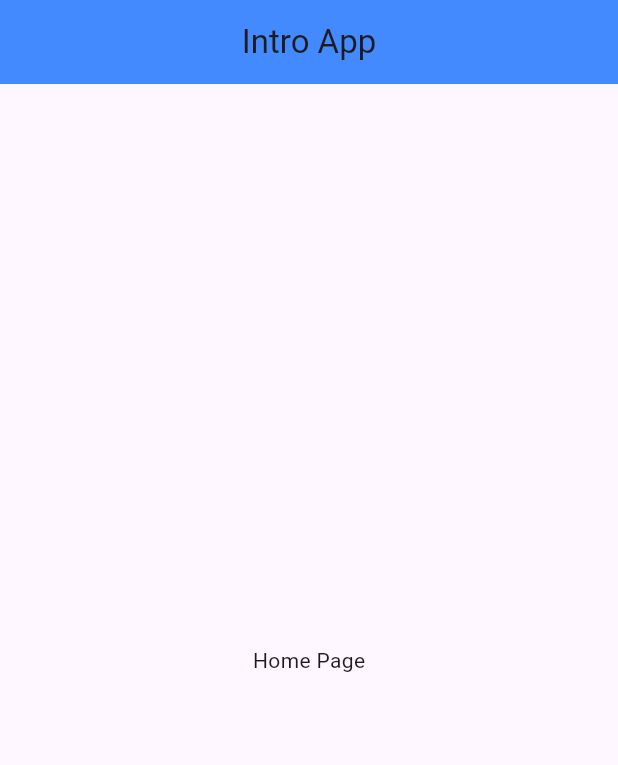
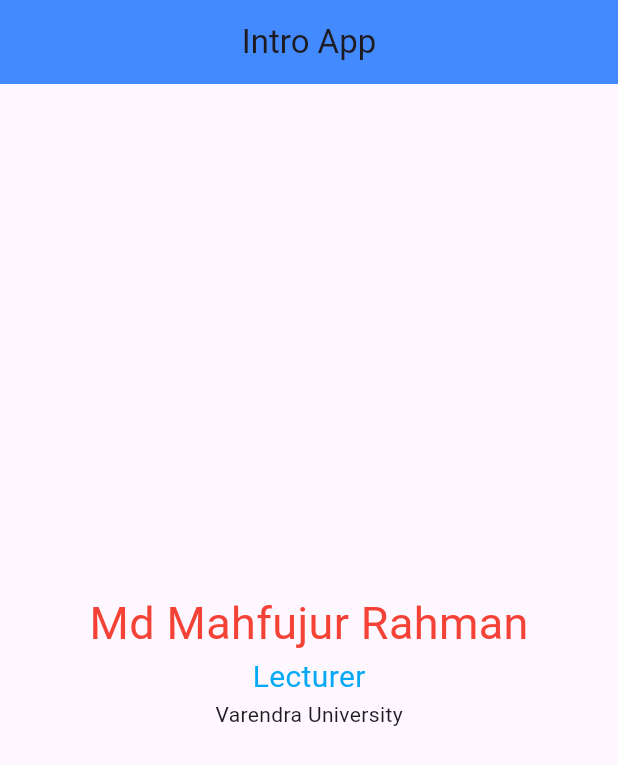
Before and after one commit to Jackfrst/flutter_intro, a Flutter app: the screen it shows after launch, on a phone screen of 412 x 824 dp. Shown: the top 765 px of the screen. Run offline on Flutter 3.47's test engine with Material 2 defaults, Android fonts, the phone set to English and light mode, and no system bars.

Commit message:
small work

```diff
--- a/lib/main.dart
+++ b/lib/main.dart
@@ -13,7 +13,7 @@ class MyApp extends StatelessWidget {
   Widget build(BuildContext context) {
     return MaterialApp(
       debugShowCheckedModeBanner: false,
-      title: 'Flutter Demo',
+      title: 'Flutter Introduction',
       theme: ThemeData(
         colorScheme: ColorScheme.fromSeed(seedColor: Colors.deepPurple),
         useMaterial3: true,
--- a/lib/screens/home_page.dart
+++ b/lib/screens/home_page.dart
@@ -17,7 +17,26 @@ class _IntroHomeState extends State<IntroHome> {
         centerTitle: true,
       ),
       body: const Center(
-        child: Text("Home Page"),
+        child: Column(
+          mainAxisAlignment: MainAxisAlignment.center,
+          children: [
+            Text(
+                "Md Mahfujur Rahman",
+                style: TextStyle(
+                  fontSize: 30,
+                  color: Colors.red
+                ),
+            ),
+            Text(
+              "Lecturer",
+              style: TextStyle(
+                  fontSize: 20,
+                  color: Colors.lightBlue
+              ),
+            ),
+            Text("Varendra University"),
+          ],
+        ),
       ),
     );
   }
```
